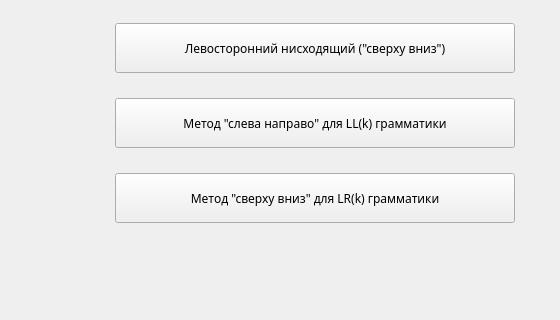
Above: ParsingAssistant/MainMenu.ui from Owlfeather/ParsingAssistant before the change; both pictures show x 351 to 911 and y 293 to 613 of the 911 by 720 pixel window. Below: the same form after it.
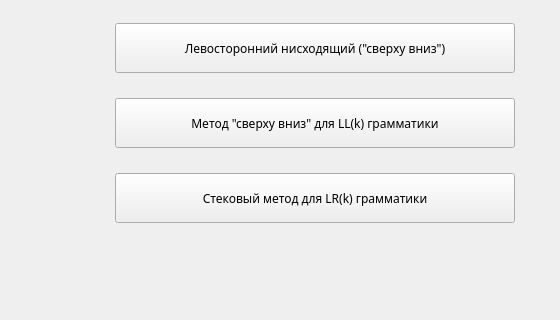
That is the form after the change. Icons and pictures are not drawn.

Patch:
```diff
--- a/ParsingAssistant/MainMenu.ui
+++ b/ParsingAssistant/MainMenu.ui
@@ -202,7 +202,7 @@
              <cursorShape>PointingHandCursor</cursorShape>
             </property>
             <property name="text">
-             <string>Метод &quot;слева направо&quot; для LL(k) грамматики</string>
+             <string>Метод &quot;сверху вниз&quot; для LL(k) грамматики</string>
             </property>
            </widget>
           </item>
@@ -224,7 +224,7 @@
              <cursorShape>PointingHandCursor</cursorShape>
             </property>
             <property name="text">
-             <string>Метод &quot;сверху вниз&quot; для LR(k) грамматики</string>
+             <string>Стековый метод для LR(k) грамматики</string>
             </property>
            </widget>
           </item>
```
